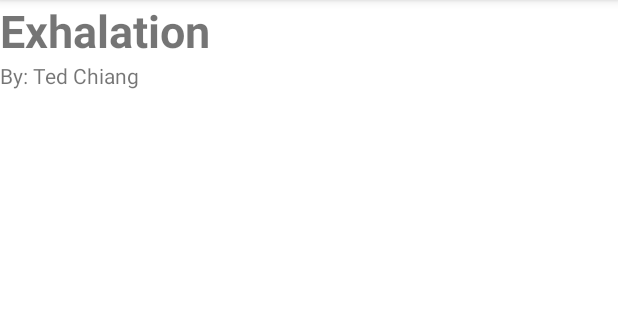
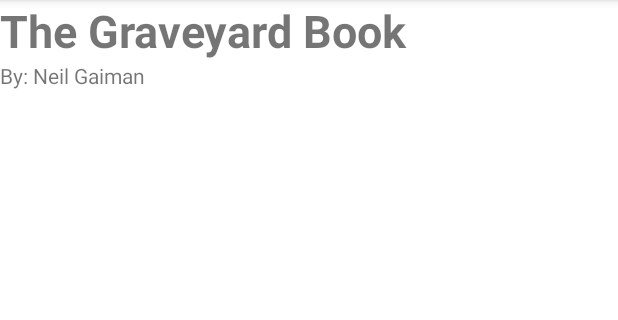
Before and after one commit to LayeredCake/library, an Android app: the screen it shows after launch (MainActivity), after a tap on an icon or button, on a phone screen of 412 x 824 dp, the part 84-404 px from its top. Run offline under Robolectric (Android 15) with nearby library versions, the phone set to English and light mode, and no system bars; our stand-ins replace data binding.

Commit message:
Updated BookDetailsFragment to use ViewModel correctly.

```diff
--- a/app/src/main/java/com/example/libraryapp/BookDetailViewModel.kt
+++ b/app/src/main/java/com/example/libraryapp/BookDetailViewModel.kt
@@ -5,6 +5,6 @@ import androidx.lifecycle.ViewModel
 
 class BookDetailViewModel : ViewModel() {
 
-    val book: MutableLiveData<Book> = MutableLiveData<Book>(Book("Exhalation", "Ted Chiang"))
+    var book: MutableLiveData<Book> = MutableLiveData<Book>(Book("Exhalation", "Ted Chiang"))
 
 }
--- a/app/src/main/java/com/example/libraryapp/BookDetailsFragment.kt
+++ b/app/src/main/java/com/example/libraryapp/BookDetailsFragment.kt
@@ -8,7 +8,9 @@ import android.view.ViewGroup
 import android.widget.TextView
 import androidx.databinding.DataBindingUtil
 import androidx.lifecycle.ViewModel
+import com.example.libraryapp.Book
 import androidx.fragment.app.viewModels
+import androidx.lifecycle.MutableLiveData
 import com.example.libraryapp.databinding.FragmentBookDetailsBinding
 
 
@@ -43,7 +45,8 @@ class BookDetailsFragment : Fragment() {
         val model: BookDetailViewModel by viewModels()
 
         val main_activity : MainActivity = getActivity() as MainActivity
-        model.book = main_activity.books[arguments?.getInt("book_id") as Int]
+        val book: Book = main_activity.books[arguments?.getInt("book_id") as Int]
+        model.book = MutableLiveData<Book>(book)
         binding.viewModel = model
 
         return binding.root
```
